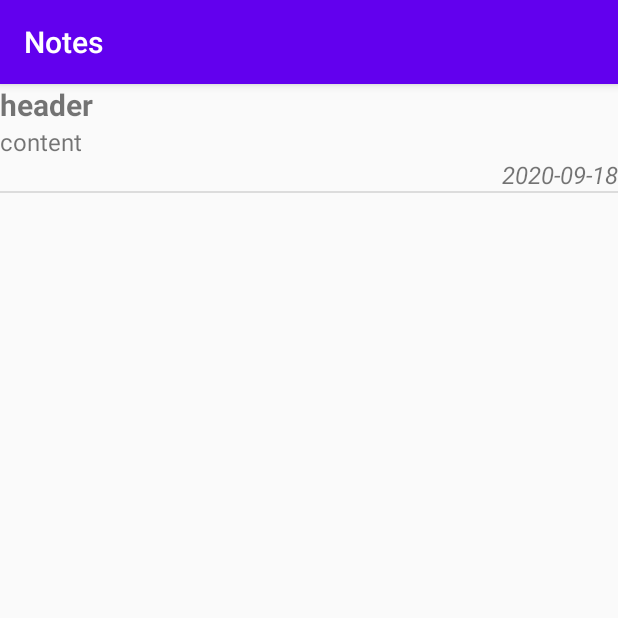
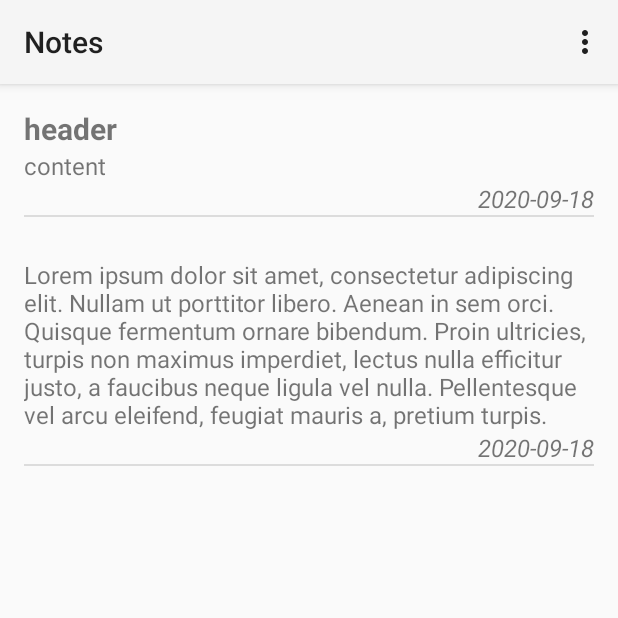
Before and after one commit to daMelkov/Notes, an Android app: the screen it shows after launch (MainActivity), on a phone screen of 412 x 824 dp, the top half of it. Run offline under Robolectric (Android 15) with nearby library versions, the phone set to English and light mode, and no system bars.

```diff
--- a/app/src/main/AndroidManifest.xml
+++ b/app/src/main/AndroidManifest.xml
@@ -8,7 +8,7 @@
         android:label="@string/app_name"
         android:roundIcon="@mipmap/ic_launcher_round"
         android:supportsRtl="true"
-        android:theme="@style/AppTheme">
+        android:theme="@style/Theme.AppCompat.Light.NoActionBar">
         <activity android:name=".MainActivity">
             <intent-filter>
                 <action android:name="android.intent.action.MAIN" />
--- a/app/src/main/java/com/astra/notes/MainActivity.java
+++ b/app/src/main/java/com/astra/notes/MainActivity.java
@@ -1,9 +1,12 @@
 package com.astra.notes;
 
 import androidx.appcompat.app.AppCompatActivity;
+import androidx.appcompat.widget.Toolbar;
 import androidx.swiperefreshlayout.widget.SwipeRefreshLayout;
 
 import android.os.Bundle;
+import android.view.Menu;
+import android.view.MenuItem;
 import android.view.View;
 import android.widget.AdapterView;
 import android.widget.BaseAdapter;
@@ -16,6 +19,19 @@ import java.util.List;
 import java.util.Map;
 
 public class MainActivity extends AppCompatActivity {
+    @Override
+    public boolean onCreateOptionsMenu(Menu menu) {
+        getMenuInflater().inflate(R.menu.menu_main, menu);
+        return true;
+    }
+
+    @Override
+    public boolean onOptionsItemSelected(MenuItem item) {
+        //Intent intent = new Intent(MainActivity.this, CustomActivity.class);
+        //startActivityForResult(intent, 1);
+
+        return true;
+    }
 
     @Override
     protected void onCreate(Bundle savedInstanceState) {
@@ -26,6 +42,23 @@ public class MainActivity extends AppCompatActivity {
     }
 
     private void initViews() {
+        /* ToolBar */
+        Toolbar toolbar = findViewById(R.id.toolbar);
+        setSupportActionBar(toolbar);
+
+        /* SwipeRefreshLayout */
+        final SwipeRefreshLayout swipe = findViewById(R.id.main_swipe);
+        swipe.setOnRefreshListener(new SwipeRefreshLayout.OnRefreshListener() {
+            @Override
+            public void onRefresh() {
+                //content.clear();
+                //content.addAll(prepareContent());
+                //adapter.notifyDataSetChanged();
+
+                swipe.setRefreshing(false);
+            }
+        });
+
         /* ListView */
         final List<Map<String, String>> content = getContent();
         final BaseAdapter adapter = createAdapter(content);
@@ -35,8 +68,17 @@ public class MainActivity extends AppCompatActivity {
     }
 
     private BaseAdapter createAdapter(List<Map<String, String>> content) {
-        String[] from = new String[]{"header","content", "deadline"};
-        int[] to = new int[] {R.id.txt_header, R.id.txt_content, R.id.txt_deadline};
+        String[] from = new String[] {
+                "header",
+                "content",
+                "deadline"
+        };
+
+        int[] to = new int[] {
+                R.id.txt_header,
+                R.id.txt_content,
+                R.id.txt_deadline
+        };
 
         return new SimpleAdapter(this, content, R.layout.list_item, from, to);
     }
@@ -44,12 +86,22 @@ public class MainActivity extends AppCompatActivity {
     private List<Map<String, String>> getContent() {
         List<Map<String, String>> list = new ArrayList<>();
 
-        Map<String, String> item = new HashMap<>();
-        item.put("header", "header");
-        item.put("content", "content");
-        item.put("deadline","2020-09-18");
+        Map<String, String> item1 = new HashMap<>();
+        item1.put("header", "header");
+        item1.put("content", "content");
+        item1.put("deadline","2020-09-18");
+        list.add(item1);
 
-        list.add(item);
+        Map<String, String> item2 = new HashMap<>();
+        //item2.put("header", "header");
+        item2.put("content", "Lorem ipsum dolor sit amet, consectetur adipiscing elit. " +
+                "Nullam ut porttitor libero. Aenean in sem orci. Quisque fermentum ornare bibendum. " +
+                "Proin ultricies, turpis non maximus imperdiet, lectus nulla efficitur justo, " +
+                "a faucibus neque ligula vel nulla. Pellentesque vel arcu eleifend, " +
+                "feugiat mauris a, pretium turpis.");
+        item2.put("deadline","2020-09-18");
+        list.add(item2);
+
         return list;
     }
 }
--- a/app/src/main/res/layout/activity_main.xml
+++ b/app/src/main/res/layout/activity_main.xml
@@ -1,19 +1,35 @@
 <?xml version="1.0" encoding="utf-8"?>
 <androidx.constraintlayout.widget.ConstraintLayout
     xmlns:android="http://schemas.android.com/apk/res/android"
+    xmlns:app="http://schemas.android.com/apk/res-auto"
     android:layout_width="match_parent"
-    android:layout_height="match_parent" >
+    android:layout_height="match_parent">
+
+    <androidx.appcompat.widget.Toolbar
+        android:id="@+id/toolbar"
+        android:layout_width="match_parent"
+        android:layout_height="?attr/actionBarSize"
+        android:background="?attr/colorPrimary"
+        android:elevation="4dp"
+        android:theme="@style/ThemeOverlay.AppCompat.ActionBar"
+        app:layout_constraintEnd_toEndOf="parent"
+        app:layout_constraintStart_toStartOf="parent"
+        app:layout_constraintTop_toTopOf="parent"
+        app:popupTheme="@style/ThemeOverlay.AppCompat.Dark" />
 
     <androidx.swiperefreshlayout.widget.SwipeRefreshLayout
         android:id="@+id/main_swipe"
         android:layout_width="match_parent"
-        android:layout_height="match_parent">
+        android:layout_height="wrap_content"
+        android:padding="16dp"
+        app:layout_constraintTop_toBottomOf="@+id/toolbar">
 
         <ListView
             android:id="@+id/list"
             android:layout_width="match_parent"
-            android:layout_height="match_parent"
-            android:nestedScrollingEnabled="true" />
+            android:layout_height="wrap_content"
+            android:nestedScrollingEnabled="true"
+            app:layout_constraintTop_toBottomOf="@+id/toolbar" />
 
     </androidx.swiperefreshlayout.widget.SwipeRefreshLayout>
 </androidx.constraintlayout.widget.ConstraintLayout>
--- /dev/null
+++ b/app/src/main/res/menu/menu_main.xml
@@ -0,0 +1,11 @@
+<?xml version="1.0" encoding="utf-8"?>
+<menu xmlns:android="http://schemas.android.com/apk/res/android"
+    xmlns:app="http://schemas.android.com/apk/res-auto" >
+
+    <item
+        android:id="@+id/action_settings"
+        android:orderInCategory="100"
+        android:title="@string/settings"
+        app:showAsAction="never" />
+
+</menu>
--- a/app/src/main/res/values/strings.xml
+++ b/app/src/main/res/values/strings.xml
@@ -1,3 +1,4 @@
 <resources>
     <string name="app_name">Notes</string>
+    <string name="settings">Настройки</string>
 </resources>
```
